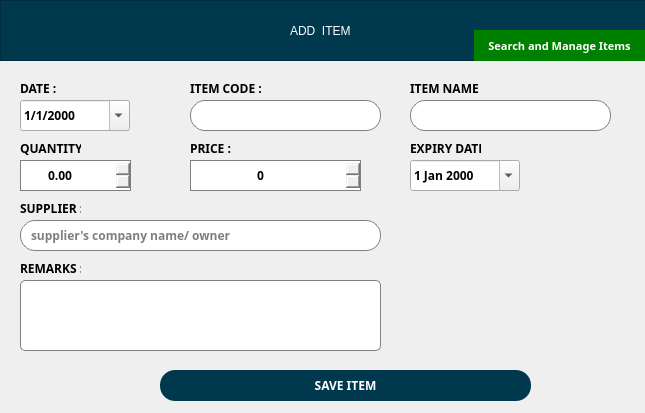
Qt form AddStock.ui (codydon/shopify) before a commit.
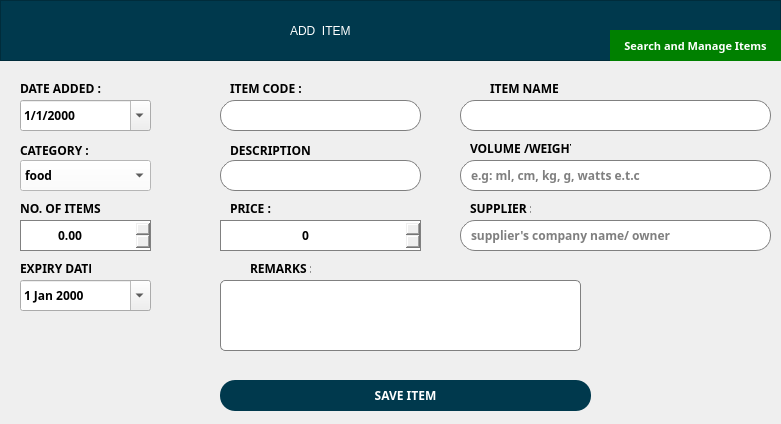
The same form after that commit.

What changed in the file:
```diff
--- a/AddStock.ui
+++ b/AddStock.ui
@@ -9,20 +9,20 @@
    <rect>
     <x>0</x>
     <y>0</y>
-    <width>645</width>
-    <height>413</height>
+    <width>781</width>
+    <height>424</height>
    </rect>
   </property>
   <property name="minimumSize">
    <size>
-    <width>645</width>
-    <height>413</height>
+    <width>781</width>
+    <height>424</height>
    </size>
   </property>
   <property name="maximumSize">
    <size>
-    <width>645</width>
-    <height>413</height>
+    <width>781</width>
+    <height>424</height>
    </size>
   </property>
   <property name="font">
@@ -56,7 +56,7 @@
     <rect>
      <x>20</x>
      <y>80</y>
-     <width>51</width>
+     <width>81</width>
      <height>16</height>
     </rect>
    </property>
@@ -64,7 +64,7 @@
     <string notr="true">font: 63 8pt &quot;Yu Gothic UI Semibold&quot;;</string>
    </property>
    <property name="text">
-    <string>DATE :</string>
+    <string>DATE ADDED :</string>
    </property>
    <property name="buddy">
     <cstring>dateEdit</cstring>
@@ -73,7 +73,7 @@
   <widget class="QLabel" name="label_3">
    <property name="geometry">
     <rect>
-     <x>190</x>
+     <x>230</x>
      <y>80</y>
      <width>71</width>
      <height>16</height>
@@ -93,8 +93,8 @@
    <property name="geometry">
     <rect>
      <x>20</x>
-     <y>140</y>
-     <width>61</width>
+     <y>200</y>
+     <width>81</width>
      <height>16</height>
     </rect>
    </property>
@@ -102,7 +102,7 @@
     <string notr="true">font: 63 8pt &quot;Yu Gothic UI Semibold&quot;;</string>
    </property>
    <property name="text">
-    <string>QUANTITY :</string>
+    <string>NO. OF ITEMS</string>
    </property>
    <property name="buddy">
     <cstring>doubleSpinBox</cstring>
@@ -111,8 +111,8 @@
   <widget class="QLabel" name="label_5">
    <property name="geometry">
     <rect>
-     <x>190</x>
-     <y>140</y>
+     <x>230</x>
+     <y>200</y>
      <width>51</width>
      <height>16</height>
     </rect>
@@ -127,7 +127,7 @@
   <widget class="QLabel" name="label_6">
    <property name="geometry">
     <rect>
-     <x>20</x>
+     <x>470</x>
      <y>200</y>
      <width>61</width>
      <height>16</height>
@@ -146,8 +146,8 @@
   <widget class="QLabel" name="label_7">
    <property name="geometry">
     <rect>
-     <x>410</x>
-     <y>140</y>
+     <x>20</x>
+     <y>260</y>
      <width>71</width>
      <height>16</height>
     </rect>
@@ -165,7 +165,7 @@
   <widget class="QLabel" name="label_8">
    <property name="geometry">
     <rect>
-     <x>20</x>
+     <x>250</x>
      <y>260</y>
      <width>61</width>
      <height>16</height>
@@ -184,8 +184,8 @@
   <widget class="QPushButton" name="pushButton_2">
    <property name="geometry">
     <rect>
-     <x>160</x>
-     <y>370</y>
+     <x>220</x>
+     <y>380</y>
      <width>371</width>
      <height>31</height>
     </rect>
@@ -219,9 +219,9 @@
   <widget class="QLineEdit" name="lineEdit_3">
    <property name="geometry">
     <rect>
-     <x>190</x>
+     <x>220</x>
      <y>100</y>
-     <width>191</width>
+     <width>201</width>
      <height>31</height>
     </rect>
    </property>
@@ -232,9 +232,9 @@
   <widget class="QLineEdit" name="lineEdit_6">
    <property name="geometry">
     <rect>
-     <x>20</x>
+     <x>460</x>
      <y>220</y>
-     <width>361</width>
+     <width>311</width>
      <height>31</height>
     </rect>
    </property>
@@ -250,7 +250,7 @@
     <rect>
      <x>20</x>
      <y>100</y>
-     <width>110</width>
+     <width>131</width>
      <height>31</height>
     </rect>
    </property>
@@ -277,9 +277,9 @@
   <widget class="QDateEdit" name="dateEdit_2">
    <property name="geometry">
     <rect>
-     <x>410</x>
-     <y>160</y>
-     <width>110</width>
+     <x>20</x>
+     <y>280</y>
+     <width>131</width>
      <height>31</height>
     </rect>
    </property>
@@ -294,8 +294,8 @@
    <property name="geometry">
     <rect>
      <x>20</x>
-     <y>160</y>
-     <width>111</width>
+     <y>220</y>
+     <width>131</width>
      <height>31</height>
     </rect>
    </property>
@@ -328,7 +328,7 @@
   <widget class="QTextEdit" name="textEdit">
    <property name="geometry">
     <rect>
-     <x>20</x>
+     <x>220</x>
      <y>280</y>
      <width>361</width>
      <height>71</height>
@@ -356,9 +356,9 @@
   <widget class="QLineEdit" name="lineEdit_4">
    <property name="geometry">
     <rect>
-     <x>410</x>
+     <x>460</x>
      <y>100</y>
-     <width>201</width>
+     <width>311</width>
      <height>31</height>
     </rect>
    </property>
@@ -369,7 +369,7 @@
   <widget class="QLabel" name="label_9">
    <property name="geometry">
     <rect>
-     <x>410</x>
+     <x>490</x>
      <y>80</y>
      <width>71</width>
      <height>16</height>
@@ -390,7 +390,7 @@
     <rect>
      <x>0</x>
      <y>0</y>
-     <width>701</width>
+     <width>781</width>
      <height>61</height>
     </rect>
    </property>
@@ -424,7 +424,7 @@
    <widget class="QPushButton" name="pushButton">
     <property name="geometry">
      <rect>
-      <x>474</x>
+      <x>610</x>
       <y>30</y>
       <width>171</width>
       <height>31</height>
@@ -467,9 +467,9 @@
   <widget class="QSpinBox" name="spinBox">
    <property name="geometry">
     <rect>
-     <x>190</x>
-     <y>160</y>
-     <width>171</width>
+     <x>220</x>
+     <y>220</y>
+     <width>201</width>
      <height>31</height>
     </rect>
    </property>
@@ -487,6 +487,113 @@
     <number>1000000000</number>
    </property>
   </widget>
+  <widget class="QLineEdit" name="lineEdit_5">
+   <property name="geometry">
+    <rect>
+     <x>220</x>
+     <y>160</y>
+     <width>201</width>
+     <height>31</height>
+    </rect>
+   </property>
+   <property name="styleSheet">
+    <string notr="true"/>
+   </property>
+   <property name="placeholderText">
+    <string/>
+   </property>
+  </widget>
+  <widget class="QLabel" name="label_10">
+   <property name="geometry">
+    <rect>
+     <x>230</x>
+     <y>140</y>
+     <width>81</width>
+     <height>20</height>
+    </rect>
+   </property>
+   <property name="styleSheet">
+    <string notr="true">font: 63 8pt &quot;Yu Gothic UI Semibold&quot;;</string>
+   </property>
+   <property name="text">
+    <string>DESCRIPTION :</string>
+   </property>
+   <property name="buddy">
+    <cstring>lineEdit_5</cstring>
+   </property>
+  </widget>
+  <widget class="QComboBox" name="comboBox">
+   <property name="geometry">
+    <rect>
+     <x>20</x>
+     <y>160</y>
+     <width>131</width>
+     <height>31</height>
+    </rect>
+   </property>
+   <property name="styleSheet">
+    <string notr="true">background-color: rgb(255, 255, 255);</string>
+   </property>
+   <item>
+    <property name="text">
+     <string>food</string>
+    </property>
+   </item>
+  </widget>
+  <widget class="QLabel" name="label_11">
+   <property name="geometry">
+    <rect>
+     <x>20</x>
+     <y>140</y>
+     <width>81</width>
+     <height>20</height>
+    </rect>
+   </property>
+   <property name="styleSheet">
+    <string notr="true">font: 63 8pt &quot;Yu Gothic UI Semibold&quot;;</string>
+   </property>
+   <property name="text">
+    <string>CATEGORY :</string>
+   </property>
+   <property name="buddy">
+    <cstring>comboBox</cstring>
+   </property>
+  </widget>
+  <widget class="QLabel" name="label_12">
+   <property name="geometry">
+    <rect>
+     <x>470</x>
+     <y>140</y>
+     <width>101</width>
+     <height>16</height>
+    </rect>
+   </property>
+   <property name="styleSheet">
+    <string notr="true">font: 63 8pt &quot;Yu Gothic UI Semibold&quot;;</string>
+   </property>
+   <property name="text">
+    <string>VOLUME /WEIGHT:</string>
+   </property>
+   <property name="buddy">
+    <cstring>lineEdit_7</cstring>
+   </property>
+  </widget>
+  <widget class="QLineEdit" name="lineEdit_7">
+   <property name="geometry">
+    <rect>
+     <x>460</x>
+     <y>160</y>
+     <width>311</width>
+     <height>31</height>
+    </rect>
+   </property>
+   <property name="styleSheet">
+    <string notr="true"/>
+   </property>
+   <property name="placeholderText">
+    <string>e.g: ml, cm, kg, g, watts e.t.c</string>
+   </property>
+  </widget>
  </widget>
  <tabstops>
   <tabstop>pushButton</tabstop>
```
Left out of the diff: 9 changed lines with no effect on the pictures.
